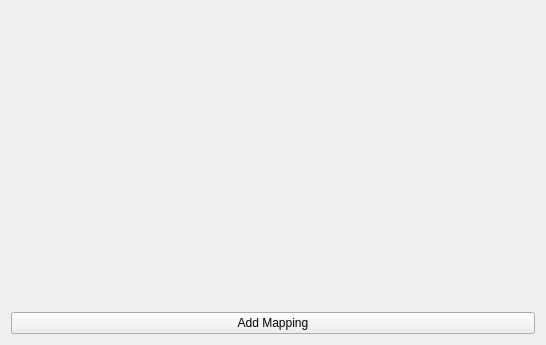
The window that BaxterGBI_gui/src/tabcontent.ui (EmaroLab/gesture_based_interface) describes before a commit, drawn with Qt 5.
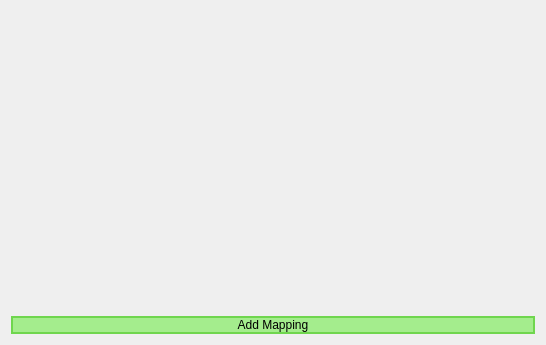
The same window after the commit.

The edit to the form file:
```diff
--- a/BaxterGBI_gui/src/tabcontent.ui
+++ b/BaxterGBI_gui/src/tabcontent.ui
@@ -34,6 +34,20 @@
     <layout class="QHBoxLayout" name="horizontalLayout_2">
      <item>
       <widget class="QPushButton" name="addMappingButton">
+       <property name="styleSheet">
+        <string notr="true">#addMappingButton{
+background-color:#A4ED8D;
+	border:2px solid #6FD64E;
+}
+
+#addMappingButton:hover{
+	background-color:#6FD64E;
+}
+
+#addMappingButton:disabled{
+	background-color:#FFFEFE;
+}</string>
+       </property>
        <property name="text">
         <string>Add Mapping</string>
        </property>
```
